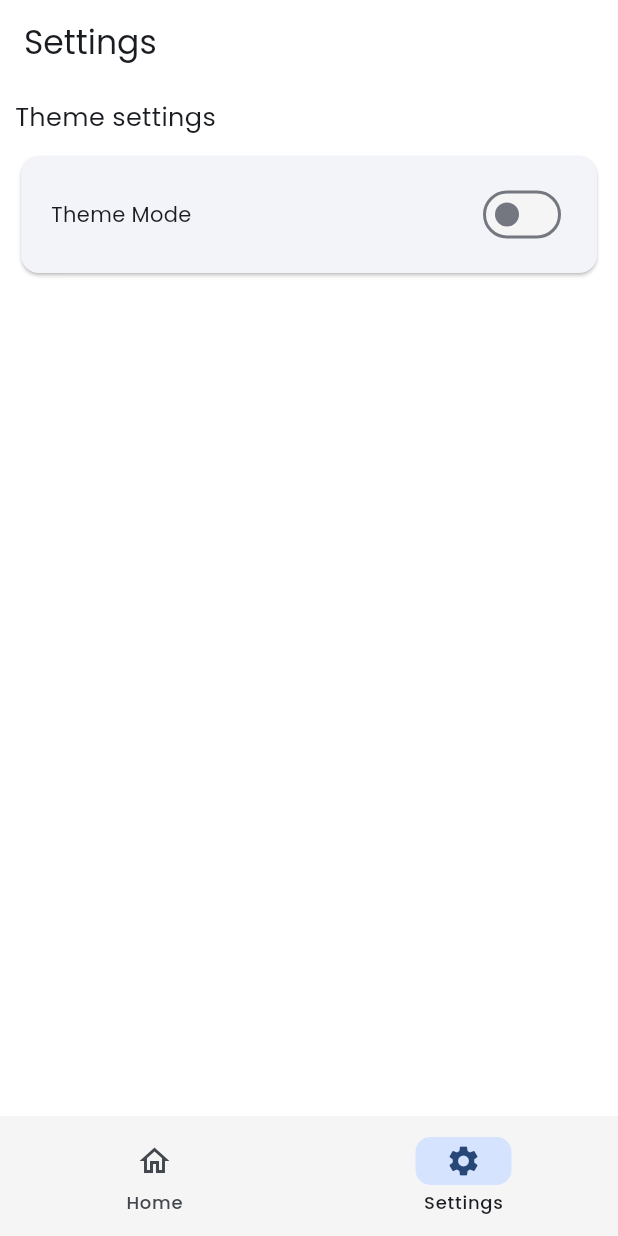
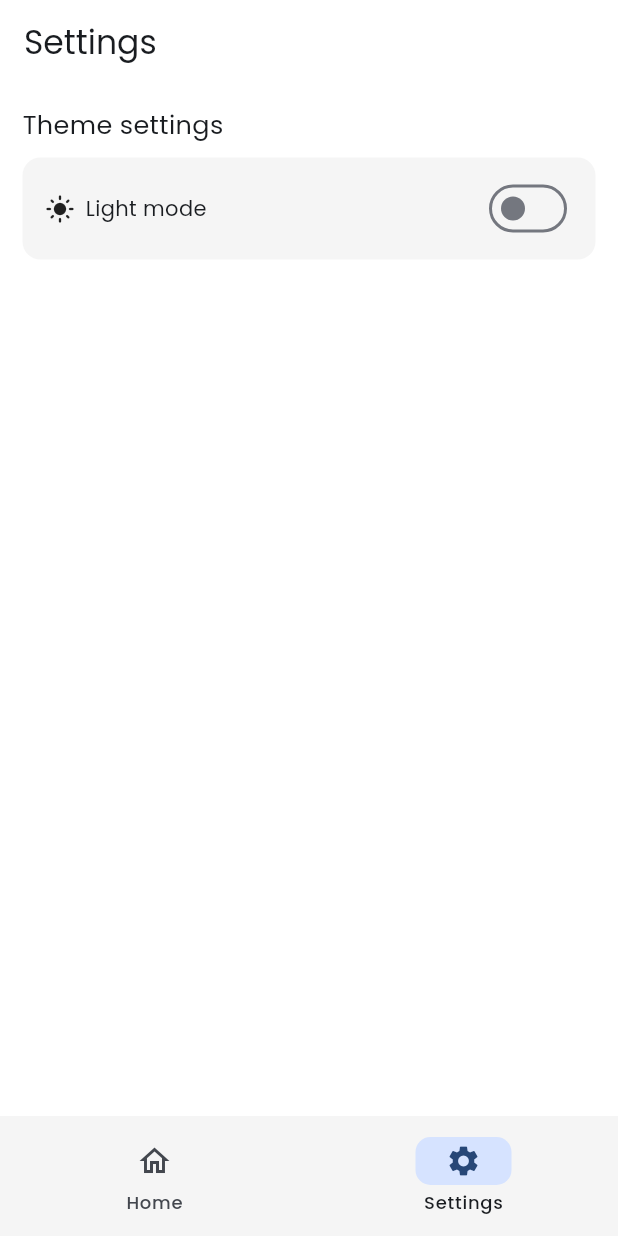
Before and after one commit to murilomonte/todo_app, a Flutter app: the screen it shows after launch, item 2 of the bottom bar chosen, on a phone screen of 412 x 824 dp. Run offline on Flutter 3.47's test engine with Material 3 defaults, Android fonts, the phone set to English and light mode, and no system bars; our stand-ins replace google_fonts.

```diff
--- a/lib/views/settings_page.dart
+++ b/lib/views/settings_page.dart
@@ -7,31 +7,56 @@ class SettingsPage extends StatelessWidget {
 
   @override
   Widget build(BuildContext context) {
-    final ThemeProvider themeProvider = context.watch<ThemeProvider>();
     return Scaffold(
-      appBar: AppBar(title: Text('Settings'),),
+      appBar: AppBar(title: Text('Settings')),
       body: Padding(
-        padding: EdgeInsets.all(10),
+        padding: EdgeInsets.all(15),
         child: Column(
           crossAxisAlignment: CrossAxisAlignment.start,
           children: [
-            Text('Theme settings', style: TextStyle(fontSize: 17),),
-            SizedBox(height: 10,),
-            Card(
+            Text('Theme settings', style: TextStyle(fontSize: 17)),
+            SizedBox(height: 10),
+            Consumer<ThemeProvider>(
+              builder: (context, value, child) {
+                return InkWell(
+                  radius: 15,
+                  onTap: () => value.toggleTheme(),
+                  child: Card.filled(
+                    margin: EdgeInsets.all(0),
+                    // color: Theme.of(context).colorScheme.surfaceContainer,
                     child: Padding(
-                padding: const EdgeInsets.symmetric(horizontal: 20, vertical: 15),
+                      padding: const EdgeInsets.symmetric(
+                        horizontal: 15,
+                        vertical: 10,
+                      ),
                       child: Row(
                         mainAxisAlignment: MainAxisAlignment.spaceBetween,
                         children: [
-                    Text('Theme Mode'),
+                          Row(
+                            spacing: 7,
+                            children: [
+                              Icon(
+                                value.isDarkMode
+                                    ? Icons.dark_mode
+                                    : Icons.light_mode,
+                               size: 20,
+                              ),
+                              Text(
+                                value.isDarkMode ? 'Dark mode' : 'Light mode',
+                              ),
+                            ],
+                          ),
                           Switch(
-                      value: themeProvider.isDarkMode, onChanged: (context) => themeProvider.toggleTheme()
+                            value: value.isDarkMode,
+                            onChanged: (context) => value.toggleTheme(),
                           ),
                         ],
                       ),
                     ),
                   ),
-
+                );
+              },
+            ),
           ],
         ),
       ),
```
Lines whose indentation alone changed are shown as unchanged.
